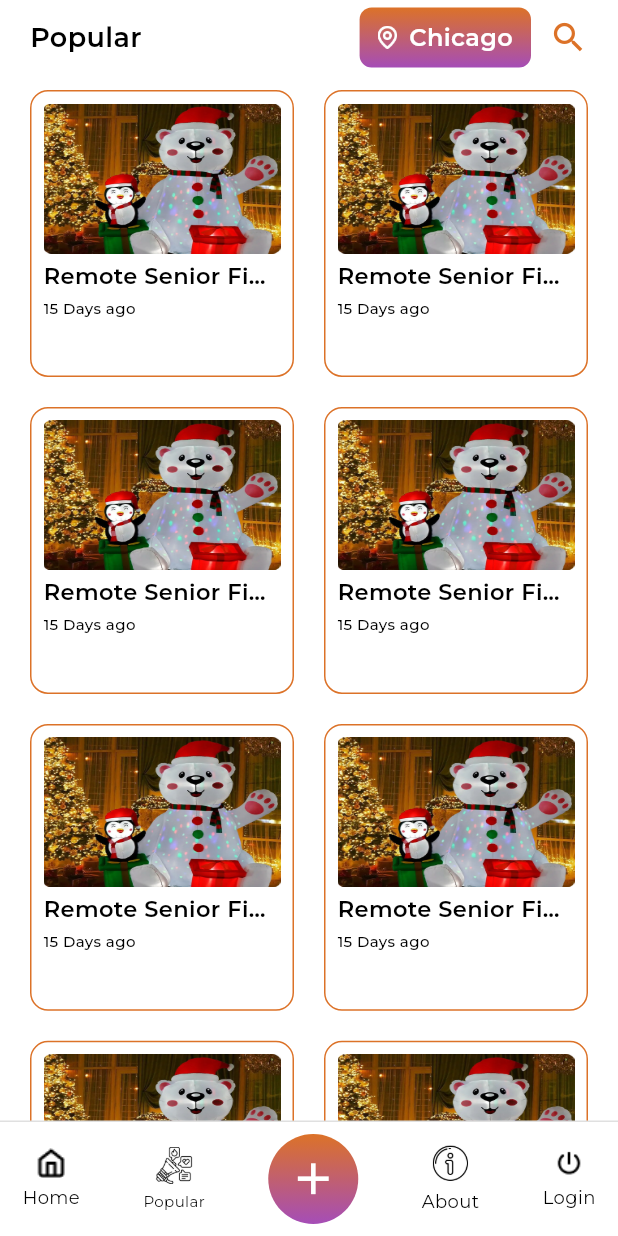
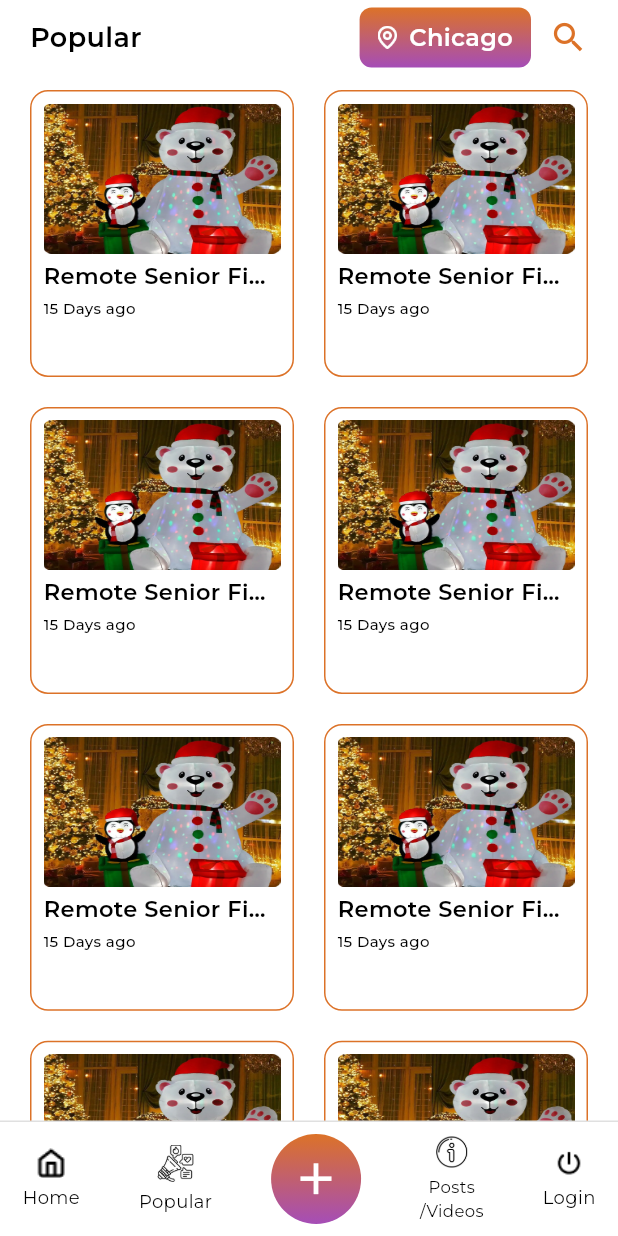
Before and after one commit to grintech/finderspageApp, a Flutter app: the screen it shows after launch, item 2 of the bottom bar chosen, on a phone screen of 412 x 824 dp. Run offline on Flutter 3.47's test engine with Material 3 defaults, Android fonts, the phone set to English and light mode, and no system bars; our stand-ins replace cached_network_image, camera, carousel_slider, chewie, connectivity_plus, dio and 7 more; missing offline and left inert: cooler_alerts, dart:ffi; network calls fail.

Commit message:
changes in home screen

```diff
--- a/lib/postsVideoScreens/postsHomeScreens/postsNavBarScreen.dart
+++ b/lib/postsVideoScreens/postsHomeScreens/postsNavBarScreen.dart
@@ -25,7 +25,7 @@ class PostsNavBarScreen extends StatelessWidget {
         children: [
           Postshomescreen(),
           VideoFeedScreen(),
-          PostCreateScreen(),
+          PostCreateScreen(main: false,),
           PostSearchScreen(),
           PostProfileScreen()
         ],
--- a/lib/screens/homeScreens/bottomNavScreen.dart
+++ b/lib/screens/homeScreens/bottomNavScreen.dart
@@ -24,8 +24,9 @@ class BottomNavScreen extends StatelessWidget {
         children: [
           HomePage(),
           TrendingScreen(),
-          PostCreateScreen(),
-          AboutScreen(),
+          PostCreateScreen(main: true,),
+          Login(from: 'welcome',),
+          // AboutScreen(),
           // Profile()
           Login(from: 'welcome',),
         ],
@@ -83,7 +84,7 @@ class BottomNavScreen extends StatelessWidget {
                   SizedBox(height: 4),
                   Text(
                     "Popular",
-                    style: TextStyle(fontSize: 10, color: Colors.black),
+                    style: TextStyle(fontSize: 12, color: Colors.black),
                   ),
                 ],
               ),
@@ -118,13 +119,14 @@ class BottomNavScreen extends StatelessWidget {
                   Image.asset(
                     'assets/images/ic_about.png',
                     color: Colors.black,
-                    height: 25,
-                    width: 25,
+                    height: 22,
+                    width: 22,
                   ),
                   SizedBox(height: 4),
                   Text(
-                    "About",
-                    style: TextStyle(fontSize: 12, color: Colors.black),
+                    "Posts\n/Videos",
+                    textAlign: TextAlign.center,
+                    style: TextStyle(fontSize: 11, color: Colors.black),
                   ),
                 ],
               ),
```
Also changed, not shown: lib/postsVideoScreens/postCreateScreen/postCreateScreen.dart (+11 -5 lines).
